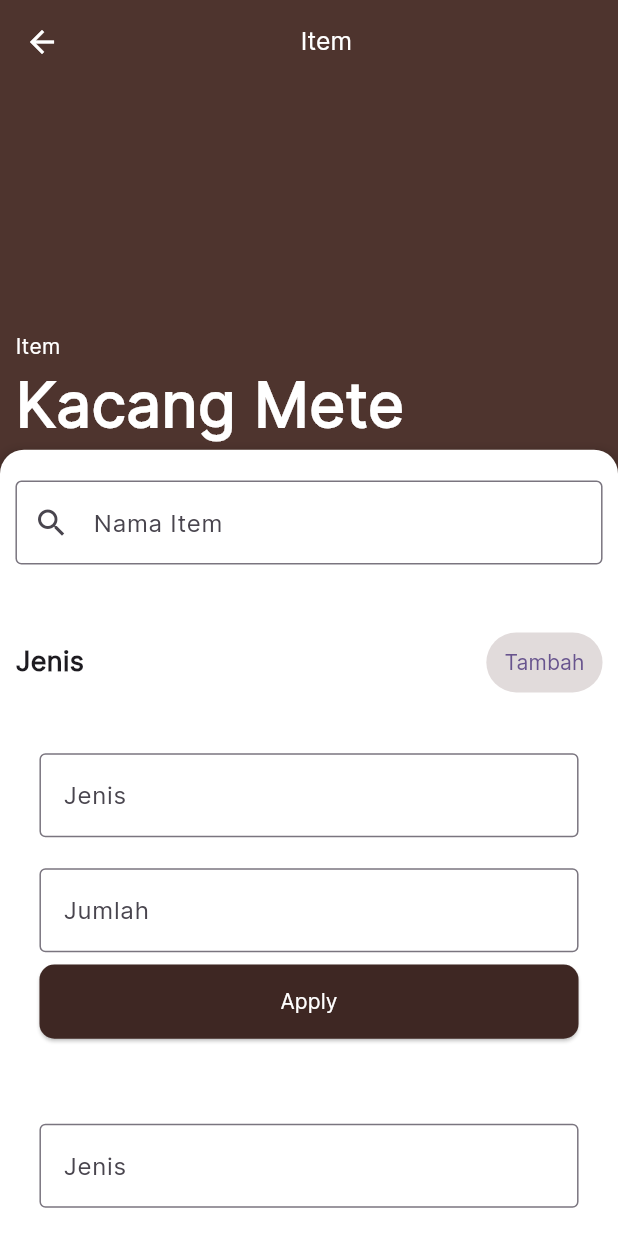
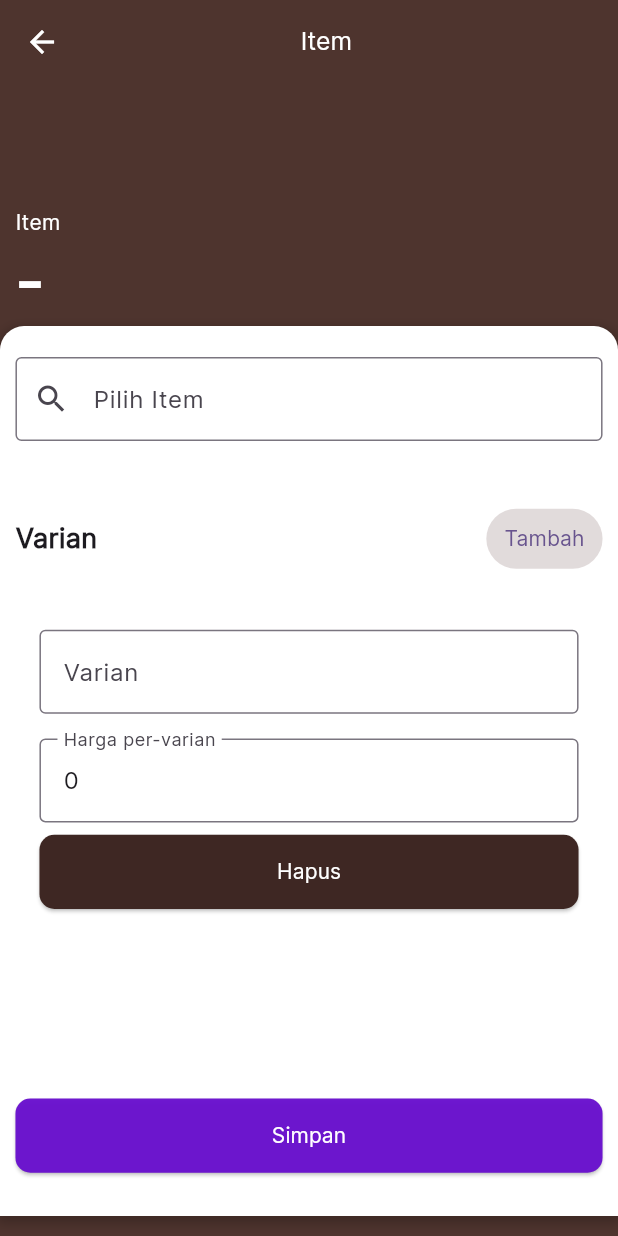
Before and after one commit to C-BESSY/mobile-kacang-mete, a Flutter app: the ItemPage screen opened directly, after a tap on "Tambah", on a phone screen of 412 x 824 dp. Run offline on Flutter 3.47's test engine with Material 2 defaults, Android fonts, the phone set to English and light mode, and no system bars; drawn by our look-alikes of flutter_typeahead; our stand-ins replace animated_notch_bottom_bar, dropdown_button2, material_symbols_icons, month_picker_dialog, sqflite_common_ffi; missing offline and left inert: wolt_modal_sheet; accounts and stored records are empty.

Commit message:
enhance(item): make the item page is use the type

```diff
--- a/lib/features/item/pages/item_page.dart
+++ b/lib/features/item/pages/item_page.dart
@@ -1,7 +1,9 @@
 import 'package:flutter/material.dart';
-import 'package:flutter_typeahead/flutter_typeahead.dart';
 import 'package:kacang_mete/common/widget/button_widget.dart';
+import 'package:kacang_mete/common/widget/centered_appbar.widget.dart';
+import 'package:kacang_mete/features/item/types/item_jenis_type.dart';
 import 'package:kacang_mete/features/item/widgets/item_card_widget.dart';
+import 'package:kacang_mete/features/item/widgets/item_picker_widget.dart';
 
 class ItemPage extends StatefulWidget {
   const ItemPage({super.key});
@@ -11,43 +13,46 @@ class ItemPage extends StatefulWidget {
 }
 
 class _ItemPageState extends State<ItemPage> {
-  final List<ItemCardWidget> arrOfItemCard = [
-    ItemCardWidget(),
-  ];
+  String? _selectedItem;
+  String get visibleSelectedItem => _selectedItem == null
+      ? "-"
+      : (_selectedItem! == "" ? "-" : _selectedItem!);
+  bool isCreateNew = true;
+  List<ItemVarianType> variants = [];
+
   @override
   Widget build(BuildContext context) {
     final screenHeight = MediaQuery.of(context).size.height;
     final screenWidth = MediaQuery.of(context).size.width;
     return Scaffold(
-      appBar: AppBar(
-        foregroundColor: Colors.white,
-        title: Center(
-          child: Transform.translate(
-            offset: Offset(-screenWidth * 0.04, 0),
-            child: Text(
-              "Item",
-              style: TextStyle(
-                fontSize: screenWidth * 0.04,
+      floatingActionButton: Visibility(
+        visible: !isCreateNew,
+        child: FloatingActionButton(
+          onPressed: () => debugPrint('should Delete'),
+          child: const Icon(
+            Icons.delete,
+            color: Colors.red,
           ),
         ),
       ),
-        ),
-        backgroundColor: Colors.brown.shade800,
+      appBar: CenteredAppBarWidget(
+        title: "Item",
+        color: Colors.brown.shade800,
+        screenWidth: screenWidth,
       ),
       backgroundColor: Colors.brown.shade800,
       body: SingleChildScrollView(
         child: Padding(
           padding: EdgeInsets.only(
-            top: screenHeight * 0.2,
+            top: screenHeight * 0.1,
           ),
           child: Column(
             mainAxisAlignment: MainAxisAlignment.end,
             crossAxisAlignment: CrossAxisAlignment.start,
             children: [
               Padding(
-                padding: EdgeInsets.only(
-                  left: screenWidth * 0.025,
-                  right: screenWidth * 0.025,
+                padding: EdgeInsets.symmetric(
+                  horizontal: screenWidth * 0.025,
                 ),
                 child: Column(
                   crossAxisAlignment: CrossAxisAlignment.start,
@@ -60,7 +65,7 @@ class _ItemPageState extends State<ItemPage> {
                       ),
                     ),
                     Text(
-                      'Kacang Mete',
+                      visibleSelectedItem,
                       style: TextStyle(
                         color: Colors.white,
                         fontSize: screenWidth * 0.1,
@@ -71,6 +76,8 @@ class _ItemPageState extends State<ItemPage> {
                 ),
               ),
               Container(
+                constraints: BoxConstraints(
+                    minHeight: screenHeight * 0.72, minWidth: double.infinity),
                 decoration: BoxDecoration(
                   color: Colors.white,
                   borderRadius:
@@ -90,32 +97,22 @@ class _ItemPageState extends State<ItemPage> {
                 ),
                 child: Column(
                   mainAxisSize: MainAxisSize.min,
+                  mainAxisAlignment: MainAxisAlignment.spaceBetween,
                   children: [
                     Form(
                       child: Column(
                         children: [
-                          TypeAheadField(
-                            textFieldConfiguration:
-                                const TextFieldConfiguration(
-                              decoration: InputDecoration(
-                                labelText: "Nama Item",
-                                border: OutlineInputBorder(),
-                                prefixIcon: Icon(Icons.search),
-                              ),
-                            ),
-                            suggestionsCallback: (pattern) => [
-                              'Kacang Mete',
-                              'Kacang'
-                            ].where((x) => x
-                                .toLowerCase()
-                                .contains(pattern.toLowerCase())),
-                            itemBuilder: (context, suggestion) {
-                              return ListTile(
-                                title: Text(suggestion),
-                              );
-                            },
-                            onSuggestionSelected: (String suggestion) =>
-                                debugPrint(suggestion),
+                          ItemPickerWidget(
+                            onSelected: (item, jenis) => setState(() {
+                              _selectedItem = item.name;
+                              variants = [...jenis!];
+                              isCreateNew = false;
+                            }),
+                            onChanged: (value) => setState(() {
+                              _selectedItem = value;
+                              variants = [];
+                              isCreateNew = true;
+                            }),
                           ),
                           SizedBox(
                             height: screenHeight * 0.025,
@@ -127,39 +124,51 @@ class _ItemPageState extends State<ItemPage> {
                               mainAxisAlignment: MainAxisAlignment.spaceBetween,
                               children: [
                                 const Text(
-                                  'Jenis',
+                                  'Varian',
                                   style: TextStyle(
                                       fontWeight: FontWeight.bold,
                                       fontSize: 18.0),
                                 ),
                                 TextButton(
                                   onPressed: () => setState(() {
-                                    arrOfItemCard.add(const ItemCardWidget());
+                                    variants.add(const ItemVarianType(
+                                        id: 0, varian: "", harga: 0));
                                   }),
                                   style: ButtonStyle(
                                     backgroundColor: MaterialStateProperty.all(
-                                        Color.fromARGB(244, 224, 217, 217)),
+                                      const Color.fromARGB(244, 224, 217, 217),
+                                    ),
                                   ),
                                   child: const Text('Tambah'),
                                 ),
                               ],
                             ),
                           ),
+                          if (variants.isNotEmpty)
                             ListView.separated(
                               shrinkWrap: true,
-                            itemCount: arrOfItemCard.length,
+                              itemCount: variants.length,
                               separatorBuilder: (context, index) =>
                                   SizedBox(height: screenHeight * 0.02),
                               itemBuilder: (context, index) {
-                              final item = arrOfItemCard[index];
-                              return item;
+                                final item = variants[index];
+                                return ItemCardWidget(
+                                  varian: item,
+                                  onPressed: () => setState(() {
+                                    variants.removeAt(index);
+                                  }),
+                                  onChanged: (varian) =>
+                                      setState(() => variants[index] = varian),
+                                );
                               },
-                          ),
+                            )
+                          else
+                            const Text('Tidak Ada Varian')
                         ],
                       ),
                     ),
                     ButtonWidget(
-                      () => debugPrint('ini simpan'),
+                      () => debugPrint(_selectedItem),
                       title: "Simpan",
                     ),
                   ],
--- a/lib/features/item/widgets/item_card_widget.dart
+++ b/lib/features/item/widgets/item_card_widget.dart
@@ -1,47 +1,76 @@
 import 'package:flutter/material.dart';
-import 'package:flutter_typeahead/flutter_typeahead.dart';
+import 'package:kacang_mete/common/types/input_type.dart';
 import 'package:kacang_mete/common/widget/button_widget.dart';
+import 'package:kacang_mete/features/item/types/item_jenis_type.dart';
 
-class ItemCardWidget extends StatelessWidget {
-  const ItemCardWidget({super.key});
+class ItemCardWidget extends StatefulWidget {
+  final ItemVarianType varian;
+  final VoidCallback onPressed;
+  final void Function(ItemVarianType) onChanged;
+  const ItemCardWidget({
+    super.key,
+    required this.varian,
+    required this.onPressed,
+    required this.onChanged,
+  });
+
+  @override
+  State<ItemCardWidget> createState() => _ItemCardWidgetState();
+}
+
+class _ItemCardWidgetState extends State<ItemCardWidget> {
+  final _formKey = GlobalKey<FormState>();
+  late final TextEditingController _varian =
+      TextEditingController(text: widget.varian.varian);
+  late final TextEditingController _harga =
+      TextEditingController(text: widget.varian.harga.toString());
+  late final List<InputType> inputList = [
+    InputType("Varian", TextInputType.text, _varian),
+    InputType("Harga per-varian", TextInputType.number, _harga),
+  ];
 
   @override
   Widget build(BuildContext context) {
     final screenHeight = MediaQuery.of(context).size.height;
-    final screenWidth = MediaQuery.of(context).size.width;
     return Padding(
       padding: const EdgeInsets.all(16.0),
       child: Column(
         children: [
-          TypeAheadField(
-            textFieldConfiguration: const TextFieldConfiguration(
-              decoration: InputDecoration(
-                labelText: "Jenis",
-                border: OutlineInputBorder(),
-              ),
-            ),
-            suggestionsCallback: (pattern) => ['Kacang Mete', 'Kacang']
-                .where((x) => x.toLowerCase().contains(pattern.toLowerCase())),
-            itemBuilder: (context, suggestion) {
-              return ListTile(
-                title: Text(suggestion),
-              );
+          Form(
+            onChanged: () => {
+              widget.onChanged(ItemVarianType(
+                id: widget.varian.id,
+                varian: widget.varian.varian,
+                harga: widget.varian.harga,
+              ))
             },
-            onSuggestionSelected: (String suggestion) => debugPrint(suggestion),
-          ),
-          SizedBox(
-            height: screenHeight * 0.025,
-          ),
-          TextFormField(
-            keyboardType: TextInputType.number,
-            decoration: const InputDecoration(
-              labelText: "Jumlah",
-              border: OutlineInputBorder(),
+            key: _formKey,
+            child: ListView.separated(
+              physics: const NeverScrollableScrollPhysics(),
+              shrinkWrap: true,
+              itemCount: inputList.length,
+              separatorBuilder: (context, index) =>
+                  SizedBox(height: screenHeight * 0.02),
+              itemBuilder: (context, index) {
+                final inputData = inputList[index];
+                return TextFormField(
+                  controller: inputData.textController,
+                  keyboardType: inputData.inputType,
+                  decoration: InputDecoration(
+                    labelText: inputData.label,
+                    border: const OutlineInputBorder(),
+                  ),
+                  validator: (value) =>
+                      inputData.validator(inputData.label, value),
+                );
+              },
             ),
           ),
-          ButtonWidget(() {
-            debugPrint('Ini item Apply');
-          }, color: Colors.brown.shade900)
+          ButtonWidget(
+            widget.onPressed,
+            title: "Hapus",
+            color: Colors.brown.shade900,
+          )
         ],
       ),
     );
--- a/lib/features/penjualan/pages/penjualan_page.dart
+++ b/lib/features/penjualan/pages/penjualan_page.dart
@@ -36,6 +36,7 @@ class _PenjualanPageState extends State<PenjualanPage> {
 
   void save() async {
     if (_formKey.currentState!.validate()) {
+      final theData = _selectedItem!.toMap();
       Navigator.push(
           context, MaterialPageRoute(builder: (context) => const BasePage()));
     }
```
Lines whose indentation alone changed are shown as unchanged.
